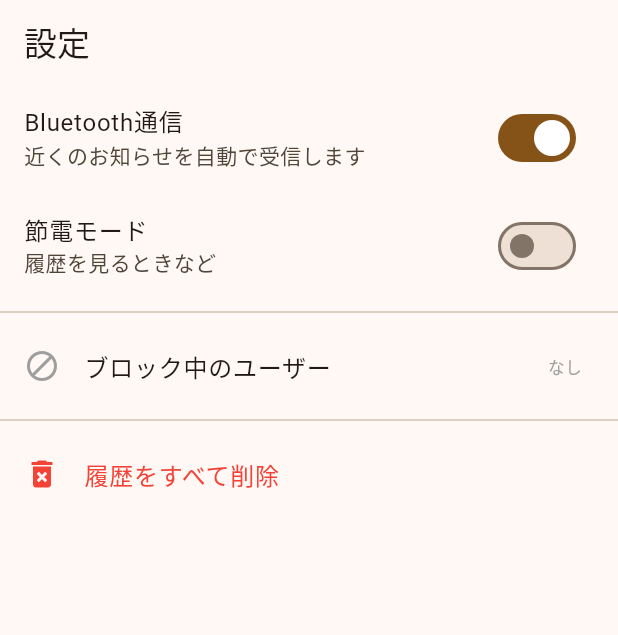
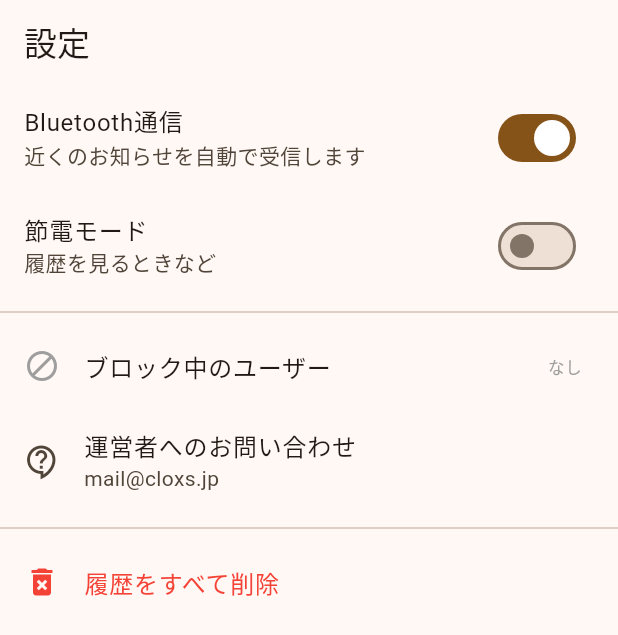
Before and after one commit to kaeruko/bittra, a Flutter app: the SettingsScreen screen opened by its route, on a phone screen of 412 x 824 dp. Shown: the top 635 px of the screen. Run offline on Flutter 3.47's test engine with Material 3 defaults, Android fonts, the phone set to English and light mode, and no system bars; our stand-ins replace flutter_riverpod, go_router, riverpod_annotation, shared_preferences, sqflite, webview_flutter; accounts and stored records are empty; generated files the repository leaves out were written again.

Commit message:
feat: add operator contact entry

```diff
--- a/lib/screens/settings_screen.dart
+++ b/lib/screens/settings_screen.dart
@@ -3,6 +3,7 @@ import 'package:flutter_riverpod/flutter_riverpod.dart';
 import '../providers/mock_data_provider.dart';
 import '../providers/sent_notice_history_provider.dart';
 import '../services/database_service.dart';
+import '../services/support_contact.dart';
 
 class SettingsScreen extends ConsumerWidget {
   const SettingsScreen({super.key});
@@ -76,6 +77,18 @@ class SettingsScreen extends ConsumerWidget {
     );
   }
 
+  Future<void> _openSupport(BuildContext context) async {
+    try {
+      await SupportContact.openContactEmail();
+    } catch (error) {
+      if (context.mounted) {
+        ScaffoldMessenger.of(context).showSnackBar(
+          SnackBar(content: Text('メールアプリを開けませんでした: $error')),
+        );
+      }
+    }
+  }
+
   @override
   Widget build(BuildContext context, WidgetRef ref) {
     final settings = ref.watch(mockSettingsProvider);
@@ -130,6 +143,12 @@ class SettingsScreen extends ConsumerWidget {
               );
             },
           ),
+          ListTile(
+            leading: const Icon(Icons.contact_support_outlined),
+            title: const Text('運営者へのお問い合わせ'),
+            subtitle: const Text(SupportContact.email),
+            onTap: () => _openSupport(context),
+          ),
           const Divider(),
           ListTile(
             leading: const Icon(Icons.delete_forever, color: Colors.red),
```
